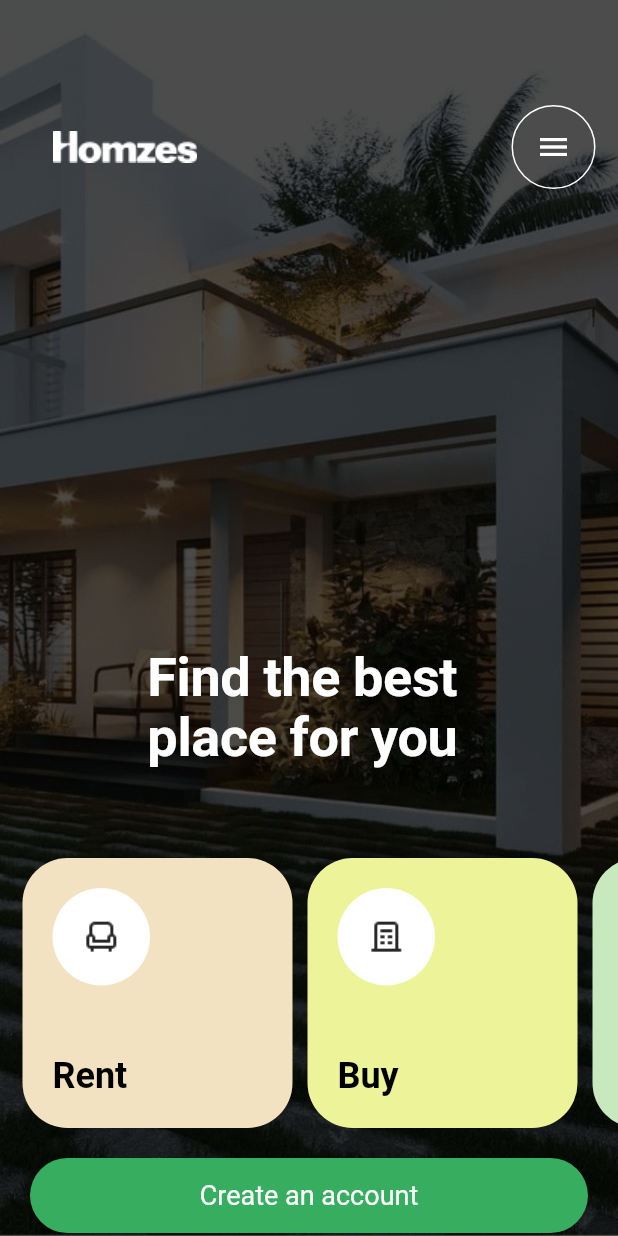
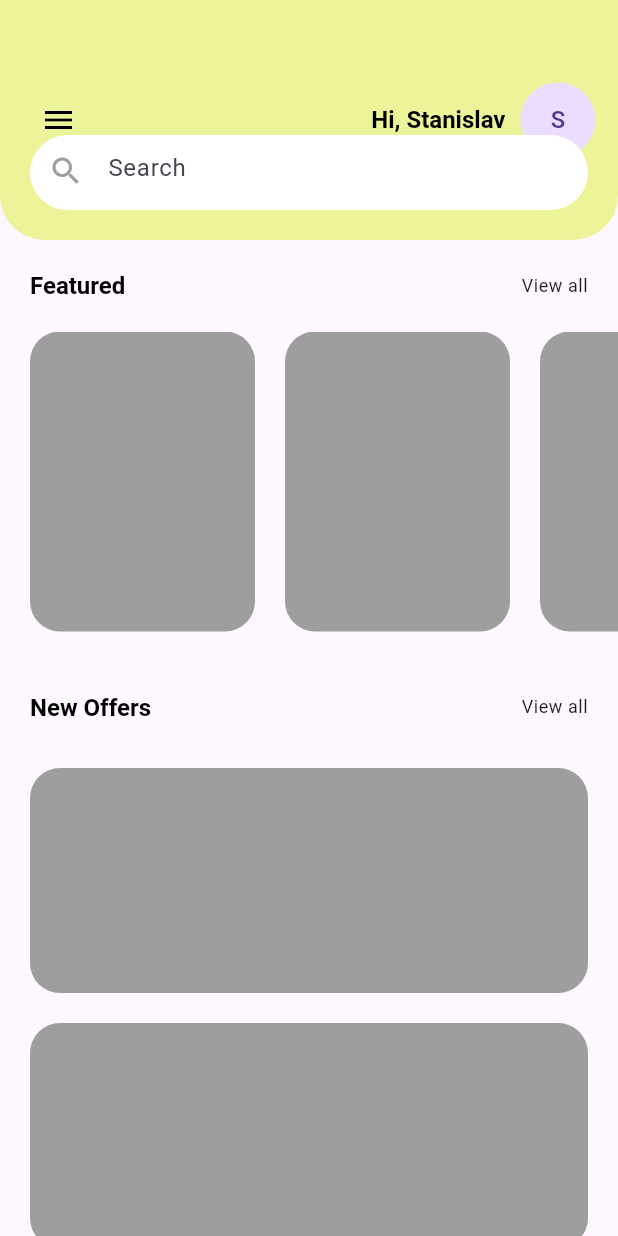
Before and after one commit to AbishekPerera/homzes, a Flutter app: the screen it shows after launch, after a tap on "Create an account", on a phone screen of 412 x 824 dp. Run offline on Flutter 3.47's test engine with Material 3 defaults, Android fonts, the phone set to English and light mode, and no system bars; our stand-ins replace get, google_fonts.

Commit message:
Add HomeScreen and update navigation from WelcomeScreen

```diff
--- a/lib/routes/app_route.dart
+++ b/lib/routes/app_route.dart
@@ -1,8 +1,10 @@
 import 'package:get/get.dart';
+import 'package:homzes/screens/home_screen/home_screen.dart';
 import 'package:homzes/screens/splash_screen/splash_screen.dart';
 import 'package:homzes/screens/welcome_screen/welcome_screen.dart';
 
 var appRoutes = [
   GetPage(name: "/", page: () => SplashScreen()),
   GetPage(name: "/welcome-screen", page: () => WelcomeScreen()),
+  GetPage(name: "/home-screen", page: () => HomeScreen()),
 ];
--- /dev/null
+++ b/lib/screens/home_screen/home_screen.dart
@@ -0,0 +1,174 @@
+import 'package:flutter/material.dart';
+import 'package:homzes/constants/colors_constants.dart';
+
+class HomeScreen extends StatelessWidget {
+  @override
+  Widget build(BuildContext context) {
+    return Scaffold(
+      body: CustomScrollView(
+        physics: const BouncingScrollPhysics(
+          parent: AlwaysScrollableScrollPhysics(),
+        ),
+        slivers: [
+          SliverAppBar(
+            pinned: true,
+            actionsPadding: EdgeInsets.zero,
+            expandedHeight: 160.0,
+            automaticallyImplyLeading: false,
+            backgroundColor: AppColors.backgroundColor2,
+            shape: RoundedRectangleBorder(
+              borderRadius: BorderRadius.only(
+                bottomLeft: Radius.circular(30),
+                bottomRight: Radius.circular(30),
+              ),
+            ),
+
+            flexibleSpace: FlexibleSpaceBar(
+              background: Padding(
+                padding: const EdgeInsets.symmetric(
+                  horizontal: 15,
+                  vertical: 20,
+                ),
+                child: Row(
+                  mainAxisAlignment: MainAxisAlignment.spaceBetween,
+                  children: [
+                    IconButton(
+                      onPressed: () {},
+                      icon: Icon(Icons.menu, color: Colors.black),
+                    ),
+
+                    // name and profile
+                    Row(
+                      children: [
+                        Text(
+                          "Hi, Stanislav",
+                          style: Theme.of(context).textTheme.headlineSmall,
+                        ),
+                        const SizedBox(width: 10),
+                        CircleAvatar(radius: 25, child: Text("S")),
+                      ],
+                    ),
+                  ],
+                ),
+              ),
+            ),
+
+            bottom: PreferredSize(
+              preferredSize: Size.fromHeight(50),
+              child: Padding(
+                padding: const EdgeInsets.only(
+                  left: 20,
+                  right: 20,
+                  bottom: 20,
+                  top: 20,
+                ),
+                child: Container(
+                  height: 50,
+                  decoration: BoxDecoration(
+                    color: Colors.white,
+                    borderRadius: BorderRadius.circular(50),
+                  ),
+                  child: TextField(
+                    decoration: InputDecoration(
+                      hintText: 'Search',
+                      border: InputBorder.none,
+                      prefixIcon: Icon(Icons.search, color: Colors.grey),
+                      contentPadding: EdgeInsets.symmetric(vertical: 10),
+                    ),
+                  ),
+                ),
+              ),
+            ),
+          ),
+
+          // content area
+          SliverToBoxAdapter(
+            child: Padding(
+              padding: const EdgeInsets.symmetric(horizontal: 20, vertical: 20),
+              child: Row(
+                mainAxisAlignment: MainAxisAlignment.spaceBetween,
+                children: [
+                  Text(
+                    "Featured",
+                    style: Theme.of(context).textTheme.headlineSmall,
+                  ),
+
+                  // see all
+                  Text(
+                    "View all",
+                    style: Theme.of(context).textTheme.bodySmall,
+                  ),
+                ],
+              ),
+            ),
+          ),
+
+          // featured items
+          SliverToBoxAdapter(
+            child: SizedBox(
+              height: 200,
+              child: ListView.builder(
+                scrollDirection: Axis.horizontal,
+                itemCount: 5,
+                itemBuilder: (context, index) {
+                  return Container(
+                    margin: const EdgeInsets.only(left: 20),
+                    width: 150,
+                    decoration: BoxDecoration(
+                      color: Colors.grey,
+                      borderRadius: BorderRadius.circular(20),
+                    ),
+                  );
+                },
+              ),
+            ),
+          ),
+
+          // Offer area
+          SliverToBoxAdapter(
+            child: Padding(
+              padding: const EdgeInsets.only(
+                left: 20,
+                right: 20,
+                top: 40,
+                bottom: 20,
+              ),
+              child: Row(
+                mainAxisAlignment: MainAxisAlignment.spaceBetween,
+                children: [
+                  Text(
+                    "New Offers",
+                    style: Theme.of(context).textTheme.headlineSmall,
+                  ),
+
+                  // see all
+                  Text(
+                    "View all",
+                    style: Theme.of(context).textTheme.bodySmall,
+                  ),
+                ],
+              ),
+            ),
+          ),
+
+          // offer items
+          SliverList(
+            delegate: SliverChildBuilderDelegate((context, index) {
+              return Container(
+                margin: const EdgeInsets.symmetric(
+                  horizontal: 20,
+                  vertical: 10,
+                ),
+                height: 150,
+                decoration: BoxDecoration(
+                  color: Colors.grey,
+                  borderRadius: BorderRadius.circular(20),
+                ),
+              );
+            }, childCount: 5),
+          ),
+        ],
+      ),
+    );
+  }
+}
--- a/lib/screens/welcome_screen/welcome_screen.dart
+++ b/lib/screens/welcome_screen/welcome_screen.dart
@@ -127,7 +127,9 @@ class WelcomeScreen extends StatelessWidget {
                             height: 50,
                             width: double.infinity,
                             child: ElevatedButton(
-                              onPressed: () {},
+                              onPressed: () {
+                                Get.toNamed("/home-screen");
+                              },
                               child: Text(
                                 "Create an account",
                                 style: Theme.of(context).textTheme.displaySmall,
```
